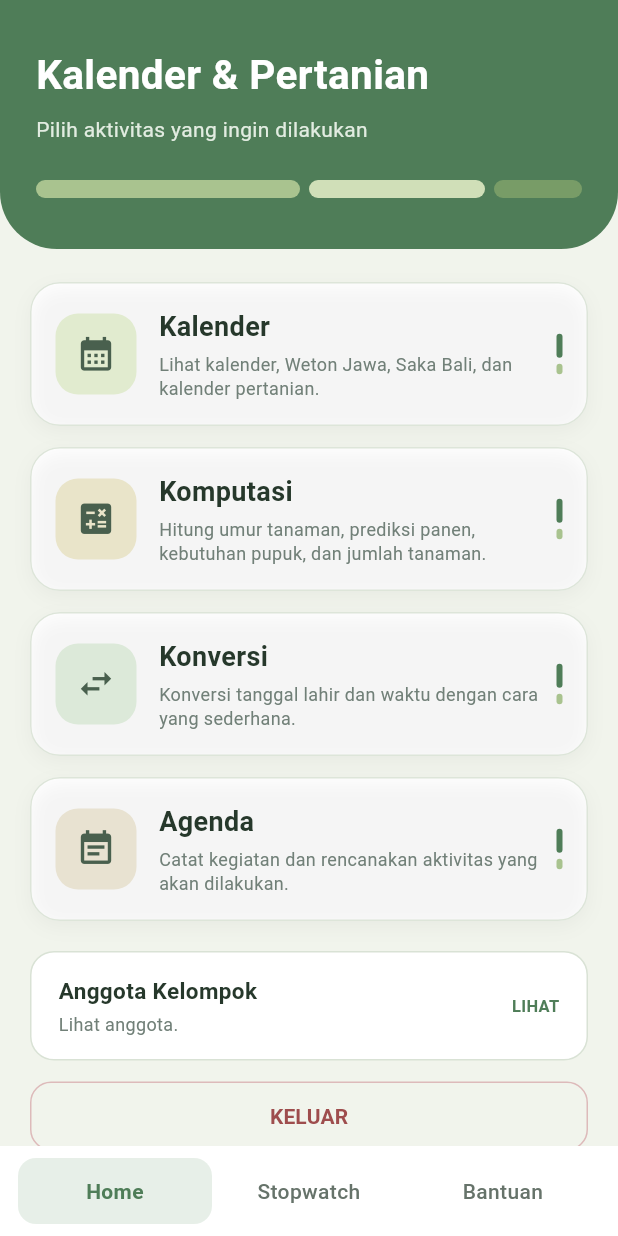
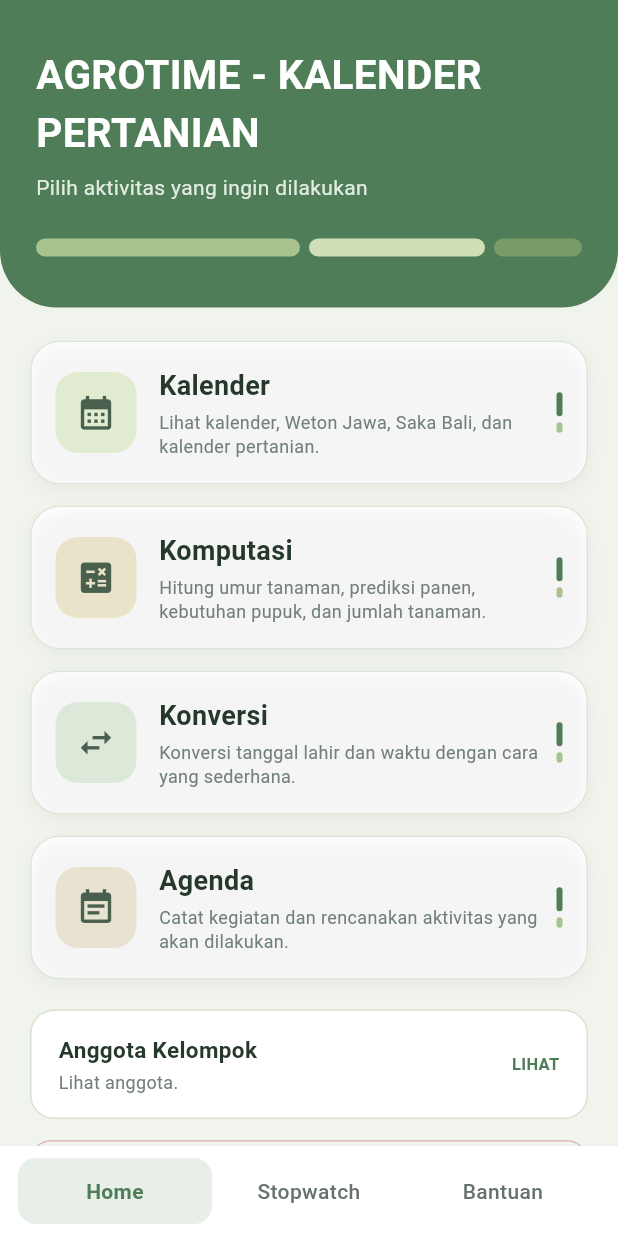
Before and after one commit to Mas-Saka/Tugas_Mobile, a Flutter app: the screen it shows once a user with an empty profile is signed in, on a phone screen of 412 x 824 dp. Run offline on Flutter 3.47's test engine with Material 3 defaults, Android fonts, the phone set to English and light mode, and no system bars; our stand-ins replace cloud_firestore, firebase_auth, firebase_core, table_calendar; accounts and stored records are empty; network calls fail.

Commit message:
edit teks

```diff
--- a/Tugas_2/lib/halaman/halaman_utama/beranda_screen.dart
+++ b/Tugas_2/lib/halaman/halaman_utama/beranda_screen.dart
@@ -33,7 +33,7 @@ class BerandaScreen extends StatelessWidget {
                   crossAxisAlignment: CrossAxisAlignment.start,
                   children: [
                     const Text(
-                      'Kalender & Pertanian',
+                      'AGROTIME - KALENDER PERTANIAN',
                       style: TextStyle(
                         fontSize: 27,
                         fontWeight: FontWeight.bold,
--- a/Tugas_2/lib/halaman/login/login_screen.dart
+++ b/Tugas_2/lib/halaman/login/login_screen.dart
@@ -1,7 +1,6 @@
 import 'package:flutter/material.dart';
 import 'daftar_screen.dart';
 import '../../layanan/layanan_auth.dart';
-import '../halaman_utama/navigasi_utama.dart';
 
 class LoginScreen extends StatefulWidget {
   const LoginScreen({super.key});
@@ -67,7 +66,7 @@ class _LoginScreenState extends State<LoginScreen> {
                   crossAxisAlignment: CrossAxisAlignment.start,
                   children: [
                     const Text(
-                      'KALENDER PERTANIAN',
+                      'AGROTIME-KALENDER PERTANIAN',
                       style: TextStyle(
                         fontSize: 13,
                         fontWeight: FontWeight.bold,
--- a/Tugas_2/lib/main.dart
+++ b/Tugas_2/lib/main.dart
@@ -1,7 +1,7 @@
 import 'package:flutter/material.dart';
 import 'package:firebase_core/firebase_core.dart';
 import 'package:intl/date_symbol_data_local.dart';
-import 'data/data_kalender_pertanian.dart';
+
 import 'firebase_options.dart';
 import 'halaman/login/login_screen.dart';
 import 'halaman/halaman_utama/navigasi_utama.dart';
@@ -11,7 +11,7 @@ void main() async {
   WidgetsFlutterBinding.ensureInitialized();
 
   await Firebase.initializeApp(options: DefaultFirebaseOptions.currentPlatform);
-  await DataKalenderPertanian.isiData();
+
   await initializeDateFormatting('id_ID', null);
 
   runApp(const MyApp());
```
